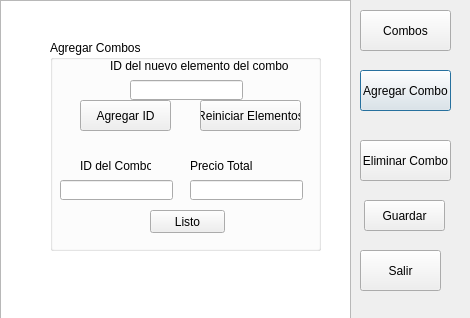
The window that agregarcombos.ui (Cthulhu21/Evaluacion) describes before a commit, drawn with Qt 5.
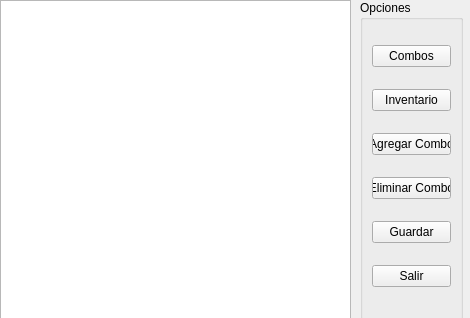
The same window after the commit.

Diff of the .ui file:
```diff
--- a/agregarcombos.ui
+++ b/agregarcombos.ui
@@ -23,77 +23,25 @@
     </rect>
    </property>
   </widget>
-  <widget class="QPushButton" name="AgregarCombo">
-   <property name="geometry">
-    <rect>
-     <x>360</x>
-     <y>70</y>
-     <width>91</width>
-     <height>41</height>
-    </rect>
-   </property>
-   <property name="text">
-    <string>Agregar Combo</string>
-   </property>
-  </widget>
-  <widget class="QPushButton" name="EliminarCombo">
-   <property name="geometry">
-    <rect>
-     <x>360</x>
-     <y>140</y>
-     <width>91</width>
-     <height>41</height>
-    </rect>
-   </property>
-   <property name="text">
-    <string>Eliminar Combo</string>
-   </property>
-  </widget>
-  <widget class="QPushButton" name="Combos">
-   <property name="geometry">
-    <rect>
-     <x>360</x>
-     <y>10</y>
-     <width>91</width>
-     <height>41</height>
-    </rect>
-   </property>
-   <property name="text">
-    <string>Combos</string>
-   </property>
-  </widget>
   <widget class="QGroupBox" name="CajaAgregarCombos">
    <property name="geometry">
     <rect>
-     <x>50</x>
-     <y>40</y>
-     <width>271</width>
-     <height>211</height>
+     <x>40</x>
+     <y>70</y>
+     <width>292</width>
+     <height>146</height>
     </rect>
    </property>
    <property name="title">
     <string>Agregar Combos</string>
    </property>
-   <widget class="QPushButton" name="AgregarID">
-    <property name="geometry">
-     <rect>
-      <x>30</x>
-      <y>60</y>
-      <width>91</width>
-      <height>31</height>
-     </rect>
-    </property>
-    <property name="text">
-     <string>Agregar ID</string>
-    </property>
-   </widget>
    <widget class="QLabel" name="label">
     <property name="geometry">
      <rect>
-      <x>30</x>
-      <y>110</y>
-      <width>71</width>
-      <height>31</height>
+      <x>10</x>
+      <y>68</y>
+      <width>64</width>
+      <height>16</height>
      </rect>
     </property>
     <property name="text">
@@ -103,14 +51,14 @@
    <widget class="QLabel" name="label_2">
     <property name="geometry">
      <rect>
-      <x>60</x>
-      <y>0</y>
-      <width>181</width>
-      <height>51</height>
+      <x>10</x>
+      <y>23</y>
+      <width>102</width>
+      <height>16</height>
      </rect>
     </property>
     <property name="text">
-     <string>ID del nuevo elemento del combo</string>
+     <string>Contenido del Combo</string>
     </property>
     <property name="scaledContents">
      <bool>false</bool>
@@ -119,35 +67,22 @@
    <widget class="QLabel" name="label_3">
     <property name="geometry">
      <rect>
-      <x>140</x>
-      <y>110</y>
-      <width>101</width>
-      <height>31</height>
+      <x>149</x>
+      <y>68</y>
+      <width>56</width>
+      <height>16</height>
      </rect>
     </property>
     <property name="text">
      <string>Precio Total</string>
     </property>
    </widget>
-   <widget class="QPushButton" name="Reiniciar">
-    <property name="geometry">
-     <rect>
-      <x>150</x>
-      <y>60</y>
-      <width>101</width>
-      <height>31</height>
-     </rect>
-    </property>
-    <property name="text">
-     <string>Reiniciar Elementos</string>
-    </property>
-   </widget>
    <widget class="QLineEdit" name="TextoIDAgregar">
     <property name="geometry">
      <rect>
-      <x>80</x>
-      <y>40</y>
-      <width>113</width>
+      <x>10</x>
+      <y>42</y>
+      <width>133</width>
       <height>20</height>
      </rect>
     </property>
@@ -156,8 +91,8 @@
     <property name="geometry">
      <rect>
       <x>10</x>
-      <y>140</y>
-      <width>113</width>
+      <y>87</y>
+      <width>133</width>
       <height>20</height>
      </rect>
     </property>
@@ -165,9 +100,9 @@
    <widget class="QLineEdit" name="TextoPrecio">
     <property name="geometry">
      <rect>
-      <x>140</x>
-      <y>140</y>
-      <width>113</width>
+      <x>149</x>
+      <y>87</y>
+      <width>133</width>
       <height>20</height>
      </rect>
     </property>
@@ -176,7 +111,7 @@
     <property name="geometry">
      <rect>
       <x>100</x>
-      <y>170</y>
+      <y>110</y>
       <width>75</width>
       <height>23</height>
      </rect>
@@ -185,6 +120,29 @@
      <string>Listo</string>
     </property>
    </widget>
+   <widget class="QLabel" name="label_5">
+    <property name="geometry">
+     <rect>
+      <x>190</x>
+      <y>20</y>
+      <width>47</width>
+      <height>13</height>
+     </rect>
+    </property>
+    <property name="text">
+     <string>Cantidad</string>
+    </property>
+   </widget>
+   <widget class="QLineEdit" name="TextoCantidad">
+    <property name="geometry">
+     <rect>
+      <x>150</x>
+      <y>40</y>
+      <width>131</width>
+      <height>20</height>
+     </rect>
+    </property>
+   </widget>
   </widget>
   <widget class="QGroupBox" name="CajaEliminarCombo">
    <property name="geometry">
@@ -235,32 +193,64 @@
     </property>
    </widget>
   </widget>
-  <widget class="QPushButton" name="Salir">
+  <widget class="QGroupBox" name="groupBox">
    <property name="geometry">
     <rect>
      <x>360</x>
-     <y>250</y>
-     <width>81</width>
-     <height>41</height>
+     <y>0</y>
+     <width>103</width>
+     <height>321</height>
     </rect>
    </property>
-   <property name="text">
-    <string>Salir</string>
+   <property name="title">
+    <string>Opciones</string>
    </property>
+   <layout class="QGridLayout" name="gridLayout">
+    <item row="0" column="0">
+     <widget class="QPushButton" name="Combos">
+      <property name="text">
+       <string>Combos</string>
+      </property>
+     </widget>
+    </item>
+    <item row="1" column="0">
+     <widget class="QPushButton" name="pushButton">
+      <property name="text">
+       <string>Inventario</string>
+      </property>
+     </widget>
+    </item>
+    <item row="2" column="0">
+     <widget class="QPushButton" name="AgregarCombo">
+      <property name="text">
+       <string>Agregar Combo</string>
+      </property>
+     </widget>
+    </item>
+    <item row="3" column="0">
+     <widget class="QPushButton" name="EliminarCombo">
+      <property name="text">
+       <string>Eliminar Combo</string>
+      </property>
+     </widget>
+    </item>
+    <item row="4" column="0">
+     <widget class="QPushButton" name="Guardar">
+      <property name="text">
+       <string>Guardar</string>
+      </property>
+     </widget>
+    </item>
+    <item row="5" column="0">
+     <widget class="QPushButton" name="Salir">
+      <property name="text">
+       <string>Salir</string>
+      </property>
+     </widget>
+    </item>
+   </layout>
   </widget>
-  <widget class="QPushButton" name="Guardar">
-   <property name="geometry">
-    <rect>
-     <x>364</x>
-     <y>200</y>
-     <width>81</width>
-     <height>31</height>
-    </rect>
-   </property>
-   <property name="text">
-    <string>Guardar</string>
-   </property>
-  </widget>
+  <zorder>CajaAgregarCombos</zorder>
   <zorder>CajaEliminarCombo</zorder>
   <zorder>Tabla</zorder>
   <zorder>AgregarCombo</zorder>
```
Left out of the diff: 7 changed lines with no effect on the pictures.
